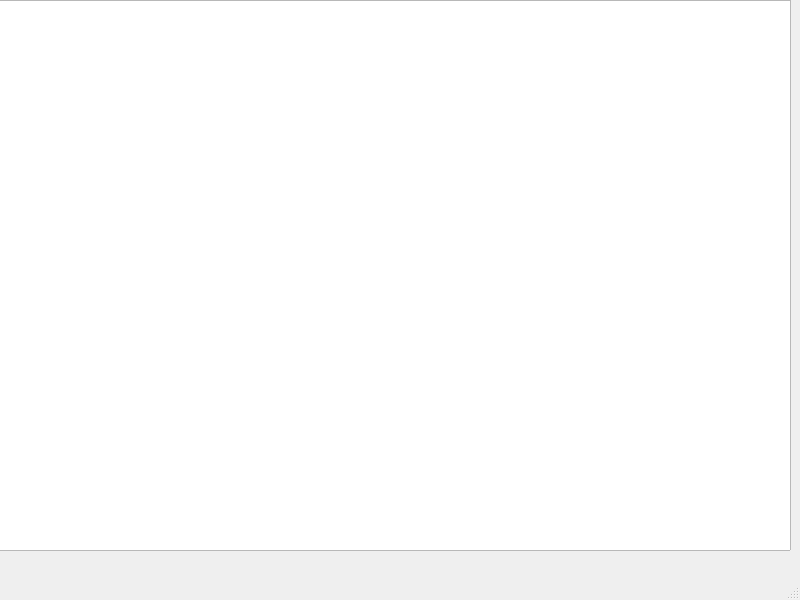
This is Programa/mainwindow.ui in lizethvilla8888/Trabajo_final as Qt 5 draws it before an edit. The edited form follows.
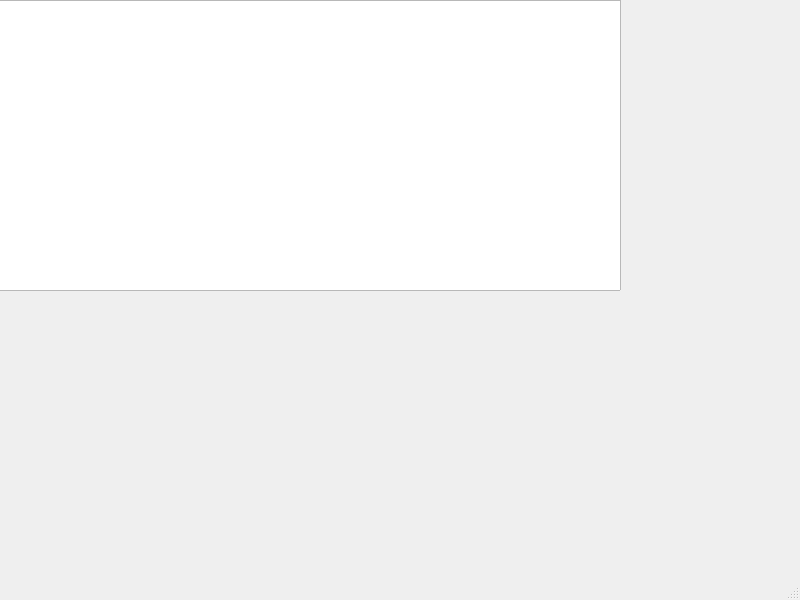
This is the edited form.

The edit to the form file:
```diff
--- a/Programa/mainwindow.ui
+++ b/Programa/mainwindow.ui
@@ -19,8 +19,8 @@
      <rect>
       <x>-10</x>
       <y>0</y>
-      <width>801</width>
-      <height>551</height>
+      <width>631</width>
+      <height>291</height>
      </rect>
     </property>
    </widget>
```
